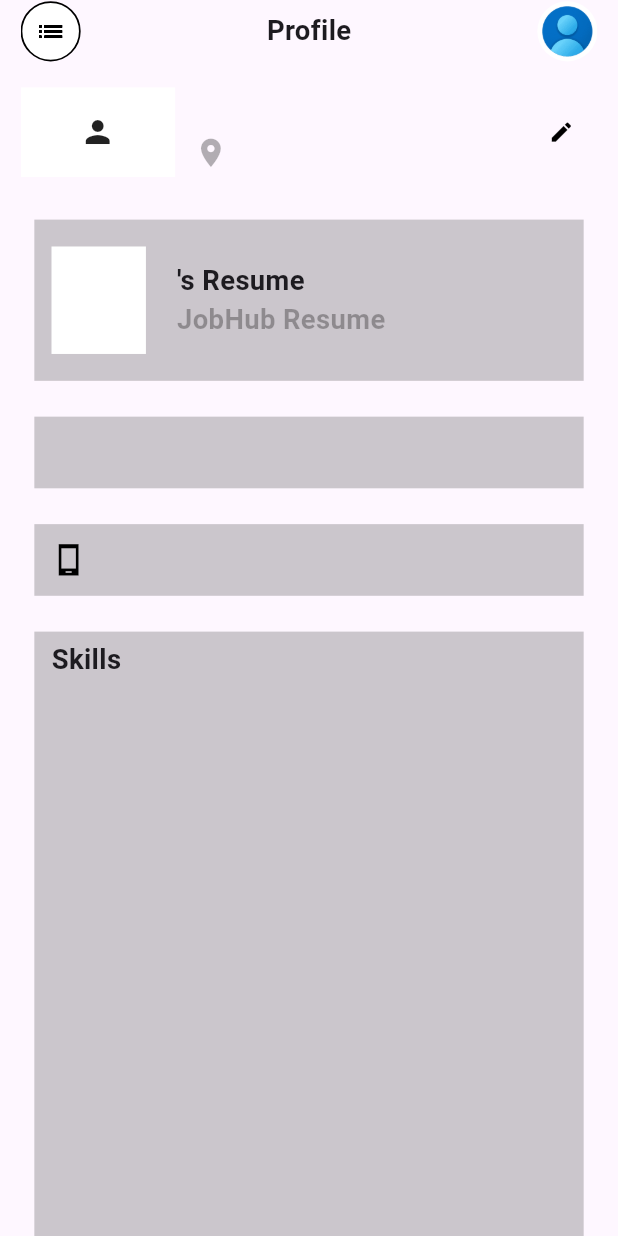
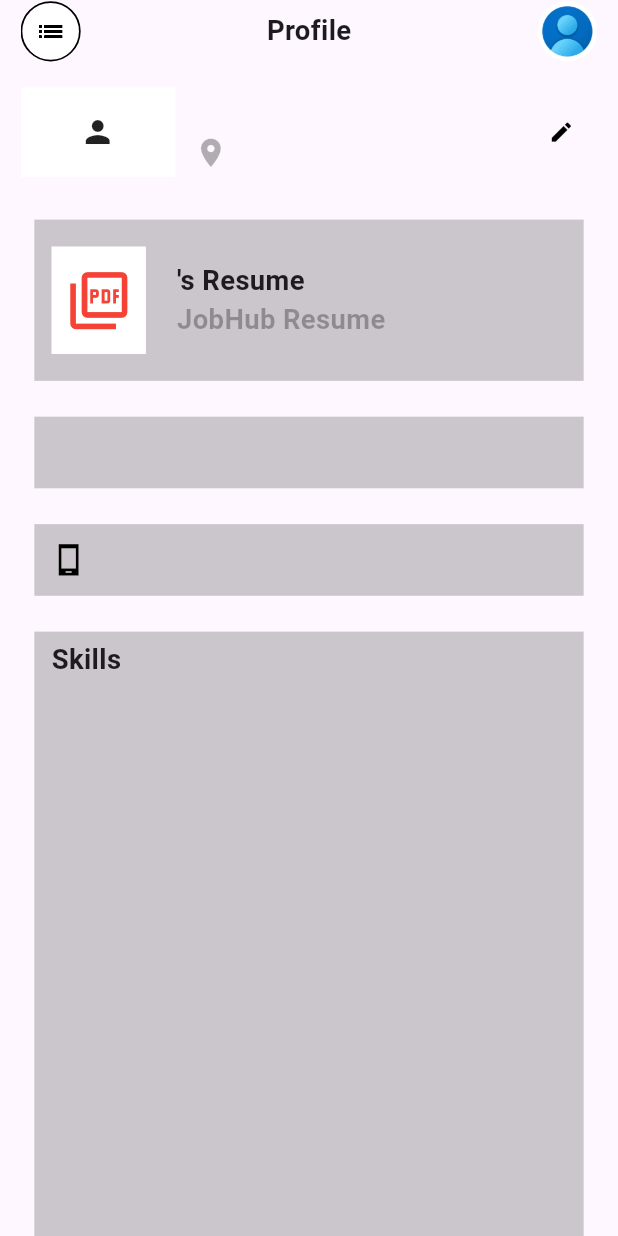
Before and after one commit to Omarelbadran/JobHub, a Flutter app: the ProfileView screen opened directly, on a phone screen of 412 x 824 dp. Run offline on Flutter 3.47's test engine with Material 3 defaults, Android fonts, the phone set to English and light mode, and no system bars; our stand-ins replace bloc, country_code_picker, dio, file_picker, flutter_bloc, flutter_screenutil and 2 more; missing offline and left inert: cloudinary_public; accounts and stored records are empty; network calls fail.

Commit message:
adding changes

```diff
--- a/lib/auth_views/register_view/register_view.dart
+++ b/lib/auth_views/register_view/register_view.dart
@@ -40,6 +40,7 @@ class RegisterView extends StatelessWidget {
             RegisterCubit cubit = BlocProvider.of<RegisterCubit>(context);
             return Padding(
               padding: EdgeInsets.symmetric(horizontal: 14.w, vertical: 30.h),
+              child: SingleChildScrollView(
                 child: Column(
                   crossAxisAlignment: CrossAxisAlignment.start,
                   children: [
@@ -143,6 +144,7 @@ class RegisterView extends StatelessWidget {
                         ),
                   ],
                 ),
+              ),
             );
           },
         ),
--- a/lib/cubits/create_job_cubit/create_job_cubit.dart
+++ b/lib/cubits/create_job_cubit/create_job_cubit.dart
@@ -41,13 +41,13 @@ class CreateJobCubit extends Cubit<CreateJobState> {
     if (text.isNotEmpty) {
       requirements.add(text);
       requirementController.clear();
-      emit(CreateJobInitial());
+      emit(RequirementUpdated(List.from(requirements)));
     }
   }
 
   void removeRequirement(int index) {
     requirements.removeAt(index);
-    emit(CreateJobInitial());
+    emit(RequirementUpdated(List.from(requirements)));
   }
   Future<void> createJob() async {
     if (formKey.currentState != null && !formKey.currentState!.validate()) return;
--- a/lib/cubits/create_job_cubit/create_job_state.dart
+++ b/lib/cubits/create_job_cubit/create_job_state.dart
@@ -13,3 +13,7 @@ final class CreateJobFailure extends CreateJobState{
   final String error;
   CreateJobFailure(this.error);
 }
+final class RequirementUpdated extends CreateJobState {
+  final List<String> requirements;
+  RequirementUpdated(this.requirements);
+}
--- a/lib/main.dart
+++ b/lib/main.dart
@@ -1,6 +1,7 @@
 import 'package:flutter/material.dart';
 import 'package:flutter_bloc/flutter_bloc.dart';
 import 'package:flutter_screenutil/flutter_screenutil.dart';
+import 'package:job_hub_app/auth_views/first_splash_screen_view/first_splash_screen_view.dart';
 import 'package:job_hub_app/auth_views/login_view/login_view.dart';
 import 'package:job_hub_app/cubits/messages_cubit/messages_cubit.dart';
 import 'cubits/chat_cubit/chat_cubit.dart';
@@ -29,7 +30,7 @@ class MyApp extends StatelessWidget {
         ],
         child: MaterialApp(
           debugShowCheckedModeBanner: false,
-          home: const LoginView(),
+          home: const FirstSplashScreenView(),
         ),
       ),
     );
--- a/lib/main_views/profile_view/profile_view.dart
+++ b/lib/main_views/profile_view/profile_view.dart
@@ -47,7 +47,7 @@ class ProfileView extends StatelessWidget {
                                     cubit.user!.imageUrl!.isNotEmpty
                                 ? Image.network(
                                     cubit.user!.imageUrl!,
-                                    fit: BoxFit.fill,
+                                    fit: BoxFit.cover,
                                   )
                                 : Icon(Icons.person),
                           ),
@@ -110,6 +110,11 @@ class ProfileView extends StatelessWidget {
                               decoration: BoxDecoration(
                                 color: Colors.white,
                                 shape: BoxShape.rectangle,
+                              ),
+                              child: Icon(
+                                Icons.picture_as_pdf_outlined,
+                                size: 40.sp,
+                                color: Colors.red,
                               ),
                             ),
                             SizedBox(width: screenWidth * .05),
```
Also changed, not shown: lib/auth_views/first_splash_screen_view/first_splash_screen_view.dart (+7 -1 lines), lib/main_views/add_job_view/add_job_view.dart (+29 -17 lines), pubspec.lock, 1 other file. Lines whose indentation alone changed are shown as unchanged.
